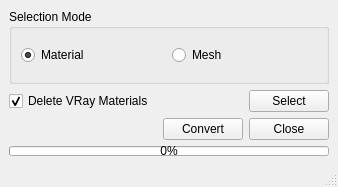
Before: the Qt Designer form ui/window.ui in iceanimations/VRayToArnold, drawn with Qt 5.
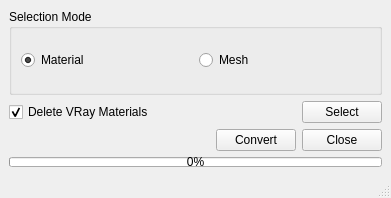
After: the same form once the commit is applied.

Commit message: material selection count display fucntinality added, blendMtl was not renamed properly, fixed

```diff
--- a/ui/window.ui
+++ b/ui/window.ui
@@ -6,8 +6,8 @@
    <rect>
     <x>0</x>
     <y>0</y>
-    <width>338</width>
-    <height>187</height>
+    <width>391</width>
+    <height>198</height>
    </rect>
   </property>
   <property name="windowTitle">
@@ -78,6 +78,13 @@
         </property>
        </spacer>
       </item>
+      <item>
+       <widget class="QLabel" name="materialLabel">
+        <property name="text">
+         <string/>
+        </property>
+       </widget>
+      </item>
       <item>
        <widget class="QPushButton" name="selectButton">
         <property name="minimumSize">
```
Left out of the diff: 2 changed lines with no effect on the pictures. The commit also changes 1 other file.
